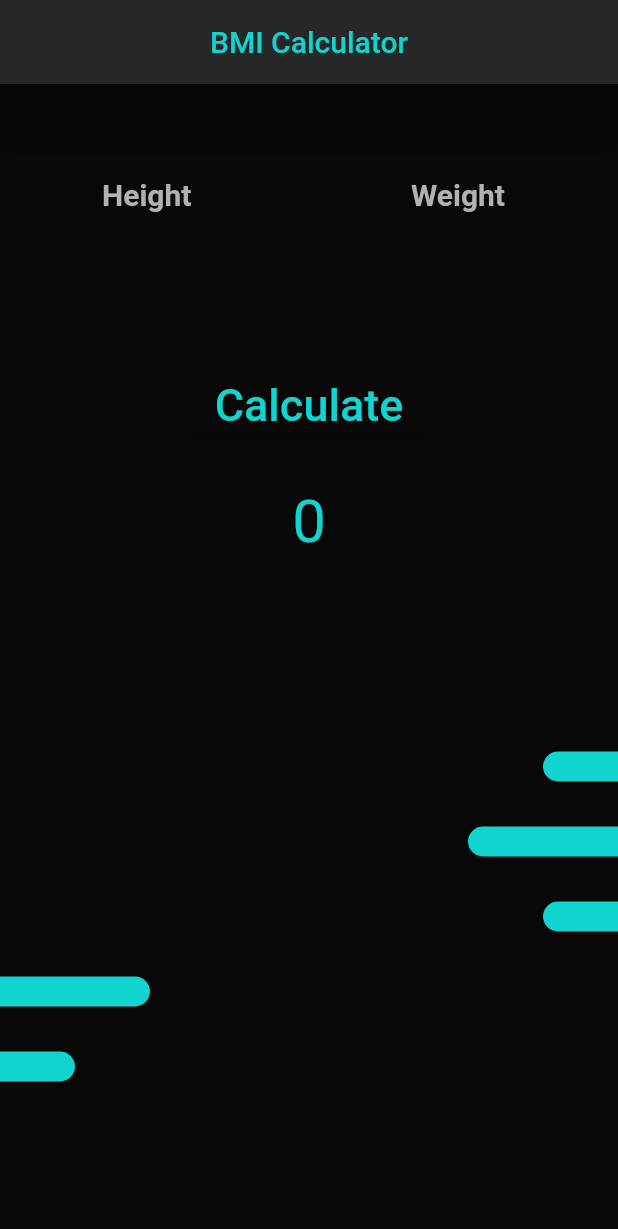
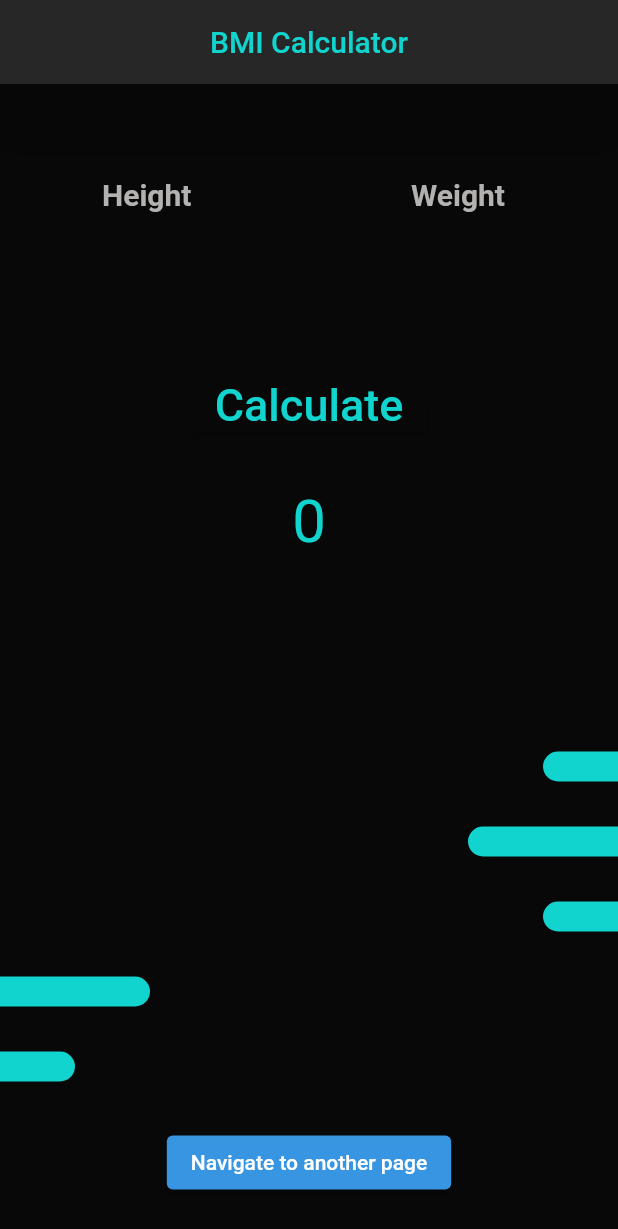
Before and after one commit to arsham-aazami/first_app, a Flutter app: the screen it shows after launch, on a phone screen of 412 x 824 dp. Shown: the top 1229 px of the screen. Run offline on Flutter 3.47's test engine with Material 2 defaults, Android fonts, the phone set to English and light mode, and no system bars.

Commit message:
creating navigation button

```diff
--- a/lib/main.dart
+++ b/lib/main.dart
@@ -135,6 +135,11 @@ class _HomePageState extends State<HomePage> {
             const SizedBox(height: 30, width: double.infinity),
             const LeftBar(barWidth: 50),
             const SizedBox(height: 30, width: double.infinity),
+            ElevatedButton(
+              style: ElevatedButton.styleFrom(
+                backgroundColor: Color.fromARGB(230, 61, 165, 249)
+              ),
+              onPressed: (){}, child: Text("Navigate to another page"))
           ],
         ));
   }
```
